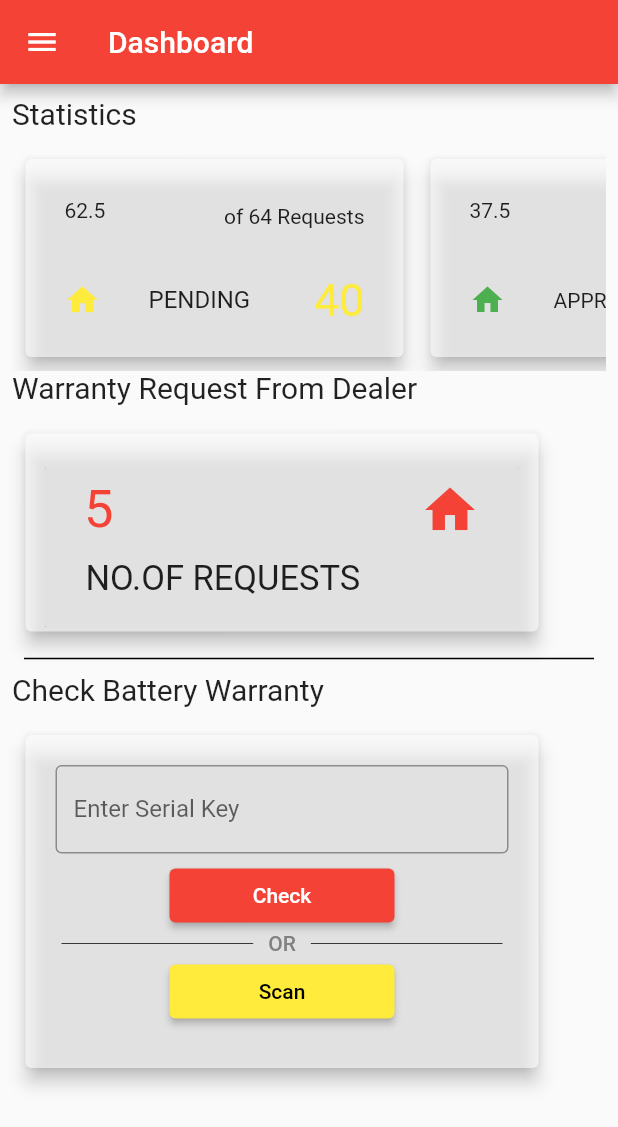
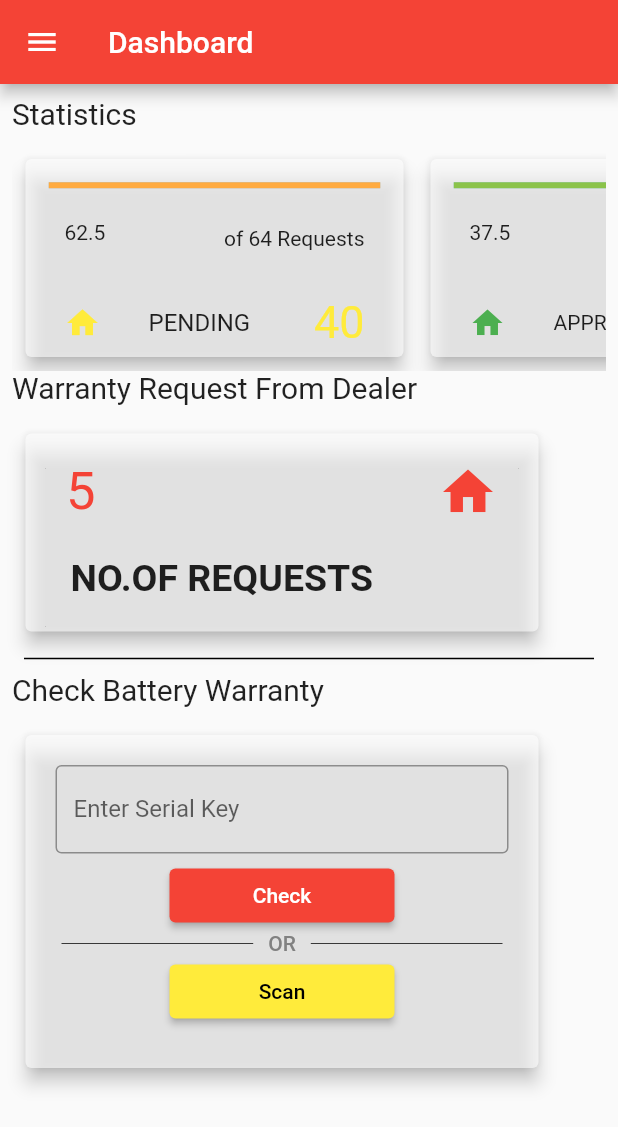
Before and after one commit to Ujjawal-Dudani/Flutterdemoapp, a Flutter app: the DashboardScreen screen opened directly, on a phone screen of 412 x 824 dp. Shown: the top 1127 px of the screen. Run offline on Flutter 3.47's test engine with Material 2 defaults, Android fonts, the phone set to English and light mode, and no system bars.

Commit message:
added padding and linear progressbar

```diff
--- a/lib/main.dart
+++ b/lib/main.dart
@@ -1,6 +1,5 @@
 import 'package:flutter/material.dart';
 import 'package:ndwithsmenu/views/dashboard.dart';
-import 'package:ndwithsmenu/views/find_my_battery.dart';
 
 void main() => runApp(const MyApp());
 
@@ -11,7 +10,7 @@ class MyApp extends StatelessWidget {
   Widget build(BuildContext context) {
     return const MaterialApp(
       title: "navigation drawer with submenu",
-      home: Find_My_Battery(),
+      home: DashboardScreen(),
       debugShowCheckedModeBanner: false,
     );
   }
--- a/lib/views/dashboard.dart
+++ b/lib/views/dashboard.dart
@@ -79,10 +79,10 @@ class _DashboardScreenState extends State<DashboardScreen> {
             ExpansionTile(
               title: const Text("Warranty Request"),
               leading: const Icon(Icons.home, color: Colors.red),
-              childrenPadding: const EdgeInsets.all(20),
+              childrenPadding: const EdgeInsets.symmetric(vertical: 0.0,horizontal: 12.0),
               children: <Widget>[
                 ListTile(
-                  title: const Text("Manage Warranty Request"),
+                  title: const Text("Manage Warranty Request",),
                   leading: const Icon(Icons.home, color: Colors.red),
                   onTap: () {
                     // Update the state of the app
@@ -112,7 +112,7 @@ class _DashboardScreenState extends State<DashboardScreen> {
                   },
                 ),
                 ListTile(
-                  title: const Text("Manage Unsold Battery Claim"),
+                  title: const Text("Manage Unsold Battery Claim",maxLines: 1,),
                   leading: const Icon(Icons.home, color: Colors.red),
                   onTap: () {
                     // Update the state of the app
@@ -126,7 +126,7 @@ class _DashboardScreenState extends State<DashboardScreen> {
             ExpansionTile(
               title: const Text("Dealers"),
               leading: const Icon(Icons.home, color: Colors.red),
-              childrenPadding: const EdgeInsets.all(20),
+              childrenPadding: const EdgeInsets.symmetric(vertical: 0.0,horizontal: 12.0),
               children: <Widget>[
                 ListTile(
                   title: const Text("Add Dealer"),
@@ -173,7 +173,7 @@ class _DashboardScreenState extends State<DashboardScreen> {
             ExpansionTile(
               title: const Text("My Sales Orders"),
               leading: const Icon(Icons.home, color: Colors.red),
-              childrenPadding: const EdgeInsets.all(20),
+              childrenPadding: const EdgeInsets.symmetric(vertical: 0.0,horizontal: 12.0),
               children: <Widget>[
                 ListTile(
                   title: const Text("Add Sales Orders"),
@@ -200,7 +200,7 @@ class _DashboardScreenState extends State<DashboardScreen> {
             ExpansionTile(
               title: const Text("My Dispatches"),
               leading: const Icon(Icons.home, color: Colors.red),
-              childrenPadding: const EdgeInsets.all(20),
+              childrenPadding: const EdgeInsets.symmetric(vertical: 0.0,horizontal: 12.0),
               children: <Widget>[
                 ListTile(
                   title: const Text("Add Dispatches"),
@@ -247,7 +247,7 @@ class _DashboardScreenState extends State<DashboardScreen> {
             ExpansionTile(
               title: const Text("My Sales Return"),
               leading: const Icon(Icons.home, color: Colors.red),
-              childrenPadding: const EdgeInsets.all(20),
+              childrenPadding: const EdgeInsets.symmetric(vertical: 0.0,horizontal: 12.0),
               children: <Widget>[
                 ListTile(
                   title: const Text("Add Sales Return"),
@@ -294,7 +294,7 @@ class _DashboardScreenState extends State<DashboardScreen> {
             ExpansionTile(
               title: const Text("Account"),
               leading: const Icon(Icons.home, color: Colors.red),
-              childrenPadding: const EdgeInsets.all(20),
+              childrenPadding: const EdgeInsets.symmetric(vertical: 0.0,horizontal: 12.0),
               children: <Widget>[
                 ListTile(
                   title: const Text("Notifications"),
@@ -376,6 +376,14 @@ class _DashboardScreenState extends State<DashboardScreen> {
                           child: Column(
                             crossAxisAlignment: CrossAxisAlignment.start,
                             children: const [
+                              Padding(
+                                padding: EdgeInsets.all(5.5),
+                                child: LinearProgressIndicator(
+                                  value: 90,
+                                  semanticsLabel: "first progress bar",
+                                  color: Colors.orangeAccent,
+                                ),
+                              ),
                               ListTile(leading: Text("62.5"),trailing: Text("of 64 Requests") ,),
                               Expanded(
                                 child: ListTile(
@@ -402,6 +410,14 @@ class _DashboardScreenState extends State<DashboardScreen> {
                           child: Column(
                             crossAxisAlignment: CrossAxisAlignment.start,
                             children: const [
+                              Padding(
+                                padding: EdgeInsets.all(5.5),
+                                child: LinearProgressIndicator(
+                                  value: 90,
+                                  semanticsLabel: "first progress bar",
+                                  color: Colors.lightGreen,
+                                ),
+                              ),
                               ListTile(leading: Text("37.5"),trailing: Text("of 64 Requests") ,),
                               Expanded(
                                 child: ListTile(
@@ -428,6 +444,14 @@ class _DashboardScreenState extends State<DashboardScreen> {
                           child: Column(
                             crossAxisAlignment: CrossAxisAlignment.start,
                             children: const [
+                              Padding(
+                                padding: EdgeInsets.all(5.5),
+                                child: LinearProgressIndicator(
+                                  value: 90,
+                                  semanticsLabel: "first progress bar",
+                                  color: Colors.redAccent,
+                                ),
+                              ),
                                ListTile(leading: Text("0",style: TextStyle(fontSize: 30.0),),trailing: Text("of 64 Requests") ,),
                                Expanded(
                                  child: ListTile(
@@ -460,20 +484,20 @@ class _DashboardScreenState extends State<DashboardScreen> {
                 margin: const EdgeInsets.all(5.0),
                 child: Card(
                   child:Padding(
-                    padding: const EdgeInsets.all(20.0),
+                    padding: const EdgeInsets.all(10.0),
                     child: Column(
                       crossAxisAlignment: CrossAxisAlignment.start,
                       children: const [
                         Padding(
-                          padding: EdgeInsets.all(3.0),
+                          padding: EdgeInsets.all(1.0),
                           child: ListTile(
                             leading: Text("5",style: TextStyle(fontSize: 35.0,color: Colors.red)),
                             trailing: Icon(Icons.home,color: Colors.red,size: 40.0,),
                           ),
                         ),
                         Expanded(child: Padding(
-                          padding: EdgeInsets.symmetric(vertical: 1.0,horizontal: 20.0),
-                          child: Text("NO.OF REQUESTS",style: TextStyle(fontSize: 23.0),),
+                          padding: EdgeInsets.symmetric(vertical: 14.0,horizontal: 20.0),
+                          child: Text("NO.OF REQUESTS",style: TextStyle(fontSize: 25.0,fontWeight: FontWeight.bold),),
                         ))
                       ],
                     ),
```
